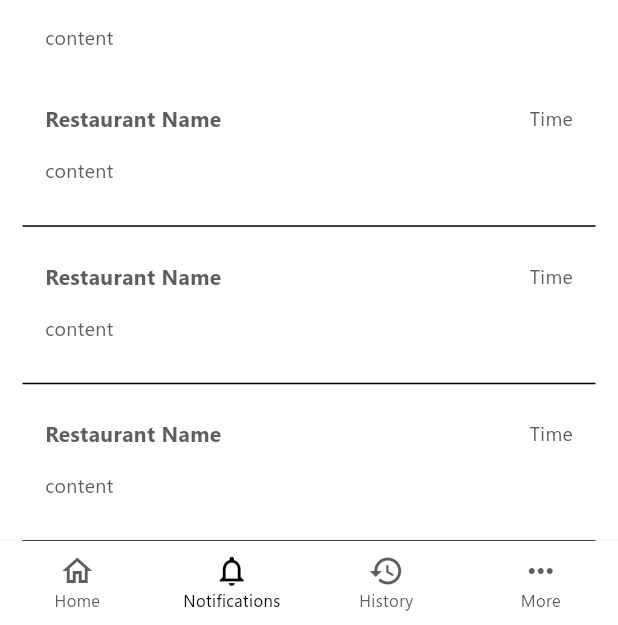
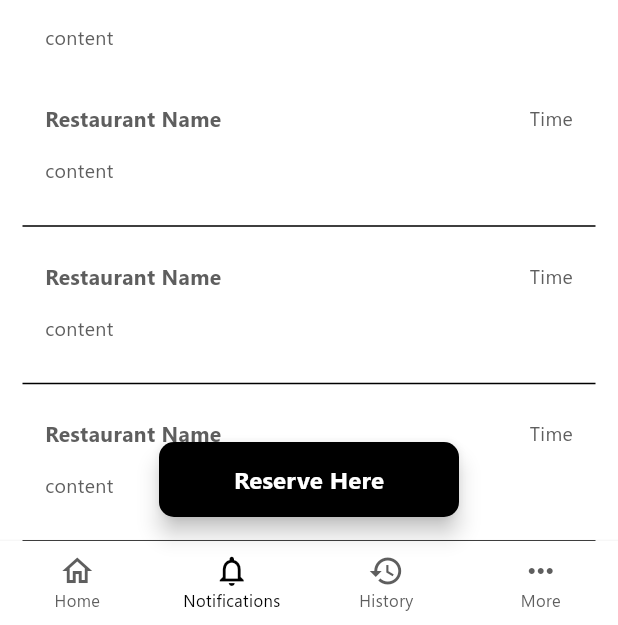
Before and after one commit to Silvalfare/seatbuddy, a Flutter app: the HomeScreen screen opened by its route, item 2 of the bottom bar chosen, on a phone screen of 412 x 824 dp, the part 611-1236 px from its top. Run offline on Flutter 3.47's test engine with Material 3 defaults, Android fonts, the phone set to English and light mode, and no system bars.

Commit message:
reservasi screen

```diff
--- a/lib/main.dart
+++ b/lib/main.dart
@@ -5,6 +5,7 @@ import 'package:seatbuddy/screen/landing.dart';
 import 'package:seatbuddy/screen/login.dart';
 import 'package:seatbuddy/screen/profile.dart';
 import 'package:seatbuddy/screen/register.dart';
+import 'package:seatbuddy/screen/reserve.dart';
 import 'package:seatbuddy/screen/splash.dart';
 
 void main() {
@@ -27,6 +28,7 @@ class MyApp extends StatelessWidget {
         LandingScreen.id: (context) => LandingScreen(),
         ProfileScreen.id: (context) => ProfileScreen(),
         EditProfileScreen.id: (context) => EditProfileScreen(),
+        ReserveScreen.id: (context) => ReserveScreen(),
       },
       debugShowCheckedModeBanner: false,
       title: 'Flutter Demo',
--- a/lib/screen/edit_profile.dart
+++ b/lib/screen/edit_profile.dart
@@ -1,5 +1,4 @@
 import 'package:flutter/material.dart';
-import 'package:seatbuddy/screen/profile.dart';
 import 'package:seatbuddy/utils/custom_elevated_button.dart';
 import 'package:seatbuddy/utils/custom_form_text_field.dart';
 
@@ -21,6 +20,7 @@ class _EditProfileScreenState extends State<EditProfileScreen> {
       child: Scaffold(
         backgroundColor: Colors.white,
         appBar: AppBar(
+          automaticallyImplyLeading: false,
           backgroundColor: Colors.white,
           title: Row(
             children: [
@@ -35,7 +35,7 @@ class _EditProfileScreenState extends State<EditProfileScreen> {
               Spacer(),
               IconButton(
                 onPressed: () {
-                  Navigator.pushReplacementNamed(context, ProfileScreen.id);
+                  Navigator.pop(context);
                 },
                 icon: Icon(Icons.exit_to_app),
               ),
@@ -68,7 +68,7 @@ class _EditProfileScreenState extends State<EditProfileScreen> {
             CustomElevatedButton(
               text: 'Confirm',
               onPressed: () {
-                Navigator.pushReplacementNamed(context, ProfileScreen.id);
+                Navigator.pop(context);
               },
             ),
           ],
--- a/lib/screen/home.dart
+++ b/lib/screen/home.dart
@@ -3,6 +3,7 @@ import 'package:seatbuddy/screen/content.dart';
 import 'package:seatbuddy/screen/history.dart';
 import 'package:seatbuddy/screen/notifications.dart';
 import 'package:seatbuddy/screen/profile.dart';
+import 'package:seatbuddy/screen/reserve.dart';
 
 class HomeScreen extends StatefulWidget {
   const HomeScreen({super.key});
@@ -69,6 +70,30 @@ class _HomeScreenState extends State<HomeScreen> {
           ),
         ],
       ),
+      floatingActionButtonLocation: FloatingActionButtonLocation.centerFloat,
+      floatingActionButton: SizedBox(
+        width: 200,
+        height: 50,
+        child: FloatingActionButton(
+          shape: RoundedRectangleBorder(
+            borderRadius: BorderRadius.circular(10),
+          ),
+          backgroundColor: Colors.black,
+
+          foregroundColor: Colors.white,
+          onPressed: () {
+            Navigator.pushNamed(context, ReserveScreen.id);
+          },
+          child: Text(
+            'Reserve Here',
+            style: TextStyle(
+              fontSize: 16,
+              fontWeight: FontWeight.bold,
+              fontFamily: 'segoeUI',
+            ),
+          ),
+        ),
+      ),
     );
   }
 }
--- a/lib/screen/profile.dart
+++ b/lib/screen/profile.dart
@@ -48,7 +48,7 @@ class _ProfileScreenState extends State<ProfileScreen> {
           Center(child: CircleAvatar(radius: 50, backgroundColor: Colors.grey)),
           TextButton(
             onPressed: () {
-              Navigator.pushReplacementNamed(context, EditProfileScreen.id);
+              Navigator.pushNamed(context, EditProfileScreen.id);
             },
             child: Text(
               'Edit Profile',
```
Also changed, not shown: lib/screen/content.dart (+7 -3 lines), lib/screen/detail.dart (deleted, +0 -15 lines), lib/screen/reserve.dart (added, +125 -0 lines), pubspec.yaml (+4 -10 lines), pubspec.lock.
